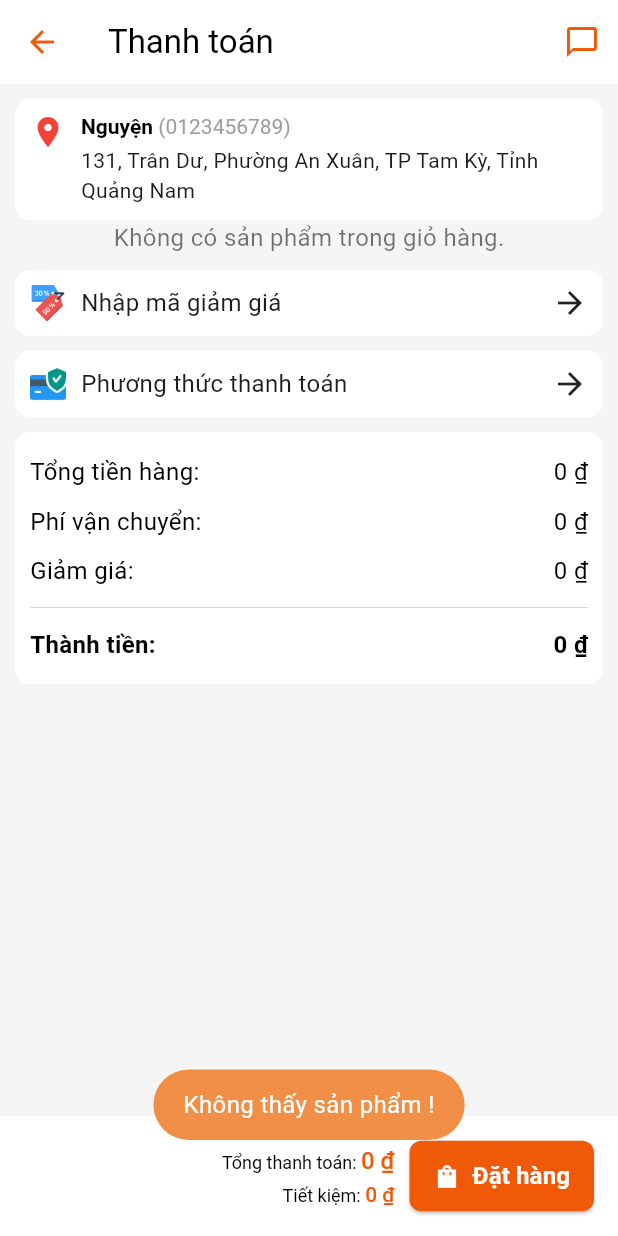
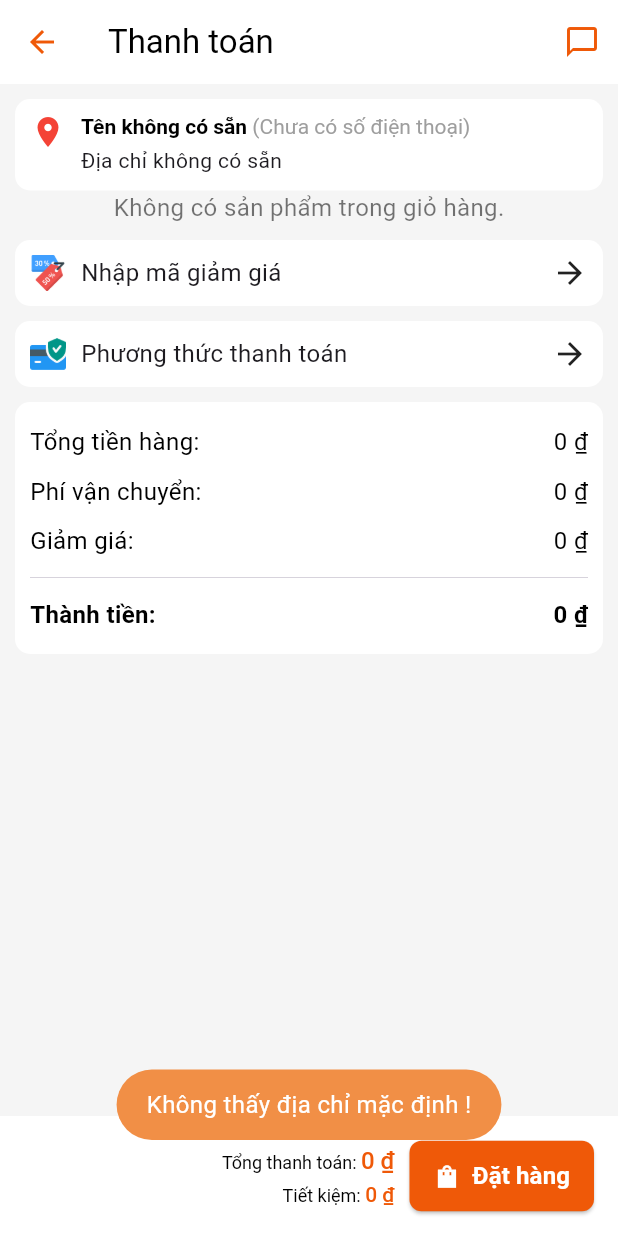
Before and after one commit to nhanlekha/seafood_app, a Flutter app: the CheckoutPage screen opened directly, on a phone screen of 412 x 824 dp. Run offline on Flutter 3.47's test engine with Material 3 defaults, Android fonts, the phone set to English and light mode, and no system bars; our stand-ins replace animate_do, carousel_slider, dio, drift, drift_flutter, easy_localization and 8 more; accounts and stored records are empty; generated files the repository leaves out were written again; network calls fail.

Commit message:
update code...

```diff
--- a/lib/main.dart
+++ b/lib/main.dart
@@ -4,6 +4,7 @@ import 'package:flutter/services.dart';
 import 'package:flutter_bloc/flutter_bloc.dart';
 import 'package:seafood_app/domans/data_source/seafood_api.dart';
 import 'package:seafood_app/domans/repo/cate_repo.dart';
+import 'package:seafood_app/domans/repo/impl/address_personal_repo_impl.dart';
 import 'package:seafood_app/domans/repo/impl/cate_repo_impl.dart';
 import 'package:seafood_app/domans/repo/impl/order_repo_impl.dart';
 import 'package:seafood_app/domans/repo/impl/product_repo_impl.dart';
@@ -51,6 +52,8 @@ class _SeafoodAppState extends State<SeafoodApp> {
   late final CheckoutRepoImpl _checkoutRepo;
   late final OrderRepoImpl _orderRepo;
   late final AuthRepoImpl _authRepo;
+  late final AddressPersonalRepoImpl _addressPersonalRepoImpl;
+
 
   @override
   void initState() {
@@ -58,6 +61,7 @@ class _SeafoodAppState extends State<SeafoodApp> {
     // Initializing
     _db = AppDatabase();
     _cartRepo = CartRepoImpl(_db);
+    _addressPersonalRepoImpl = AddressPersonalRepoImpl();
     _seafoodApi = SeafoodApi();
     _slideRepo = SlideRepoImpl(seafoodApi: _seafoodApi);
     _cateRepo = CateRepoImpl(seafoodApi: _seafoodApi);
@@ -79,6 +83,7 @@ class _SeafoodAppState extends State<SeafoodApp> {
             create: (context) => _checkoutRepo),
         RepositoryProvider<OrderRepoImpl>(create: (context) => _orderRepo),
         RepositoryProvider<AuthRepoImpl>(create: (context) => _authRepo),
+        RepositoryProvider<AddressPersonalRepoImpl>(create: (context) => _addressPersonalRepoImpl),
       ],
       child: const ApplicationRouter(),
     );
--- a/lib/routers/app_route_config.dart
+++ b/lib/routers/app_route_config.dart
@@ -1,5 +1,6 @@
 import 'package:flutter/material.dart';
 import 'package:go_router/go_router.dart';
+import 'package:seafood_app/screens/page/address_screens/add_address_screens.dart';
 import 'package:seafood_app/screens/page/login_screens/login_screens.dart';
 import 'package:seafood_app/screens/page/order_screens/order_detail_screen.dart';
 
@@ -85,6 +86,13 @@ class AppRouter {
           },
         ),
 
+        GoRoute(
+          path: '/address',
+          pageBuilder: (context, state) {
+            return const MaterialPage(child: AddAddressScreens());
+          },
+        ),
+
       ],
       errorPageBuilder: (context, state) {
         // Trang lỗi
--- a/lib/screens/page/check_out_screens/check_out_screens.dart
+++ b/lib/screens/page/check_out_screens/check_out_screens.dart
@@ -12,10 +12,12 @@ import 'package:seafood_app/model/payment_model.dart';
 import 'package:seafood_app/model/shipping_model.dart';
 import 'package:seafood_app/screens/widgets/checkout_card.dart';
 
+import '../../../domans/repo/impl/address_personal_repo_impl.dart';
 import '../../../domans/repo/impl/cart_repo_impl.dart';
 import '../../../main.dart';
 import '../../widgets/toast_widget.dart';
 import '../../widgets/vip_button.dart';
+import '../address_screens/address_screens.dart';
 
 
 class CheckoutPage extends StatefulWidget {
@@ -32,24 +34,44 @@ class _CheckoutPageState extends State<CheckoutPage> {
   double finalAmount = 0;
 
   List<Cart> listCart = [];
+  List<AddressPersonal> listAddress = [];
   late final CartRepoImpl cartRepo;
-
+  late final AddressPersonalRepoImpl addressPersonalRepoImpl;
+  late final ShippingModel shippingModel;
+  late final AddressPersonal addressPersonal;
   @override
   void initState() {
     super.initState();
     cartRepo = context.read<CartRepoImpl>();
+    addressPersonalRepoImpl = context.read<AddressPersonalRepoImpl>();
+    shippingModel = ShippingModel();
     loadProduct();
   }
 
   void loadProduct() async {
     listCart = await cartRepo.getCheckedCarts();
+    listAddress = await addressPersonalRepoImpl.fetchListAddressPersonal(1);
 
     if (listCart.isEmpty) {
       showToast(message: 'Không thấy sản phẩm !');
       context.pushReplacement('/cart');
     }
+    if (listAddress.isEmpty) {
+      showToast(message: 'Không thấy địa chỉ mặc định !');
+      context.pushReplacement('/address');
+    }else{
+      addressPersonal = listAddress.first;
+      shippingModel.shippingName = addressPersonal.shippingName;
+      shippingModel.shippingEmail = addressPersonal.shippingEmail;
+      shippingModel.shippingPhone = 0987654321;
+      shippingModel.shippingAddress = '${addressPersonal.homeNumber}, ${addressPersonal.wardName}, ${addressPersonal.provinceName}, ${addressPersonal.cityName}';
+      shippingModel.shippingNotes = 'Note';
+      shippingModel.shippingSpecialRequirements = 1;
+      shippingModel.shippingReceipt = 0;
+
       totalAmount = await cartRepo.calculateTotalPrice();
       finalAmount = await cartRepo.calculateTotalPrice();
+    }
 
     setState(() {});
   }
@@ -215,19 +237,19 @@ class _CheckoutPageState extends State<CheckoutPage> {
                 crossAxisAlignment: CrossAxisAlignment.start,
                     children: [
                       RichText(
-                    text: const TextSpan(
+                        text: TextSpan(
                           children: [
                             TextSpan(
-                          text: 'Nguyện ',
-                          style: TextStyle(
+                              text: '${shippingModel.shippingName ?? 'Tên không có sẵn'} ', // Use a fallback value if null
+                              style: const TextStyle(
                                 fontSize: 14,
                                 fontWeight: FontWeight.bold,
                                 color: Colors.black, // Màu chữ cho tên
                               ),
                             ),
                             TextSpan(
-                          text: '(0123456789)',
-                          style: TextStyle(
+                              text: '(${shippingModel.shippingPhone ?? 'Chưa có số điện thoại'})', // Use fallback value for phone if null
+                              style: const TextStyle(
                                 fontSize: 14,
                                 color: Colors.grey, // Màu chữ cho số điện thoại
                               ),
@@ -236,9 +258,9 @@ class _CheckoutPageState extends State<CheckoutPage> {
                         ),
                       ),
                       const SizedBox(height: 5),
-                  const Text(
-                    '131, Trân Dư, Phường An Xuân, TP Tam Kỳ, Tỉnh Quảng Nam',
-                    style: TextStyle(fontSize: 14),
+                      Text(
+                        '${shippingModel.shippingAddress ?? 'Địa chỉ không có sẵn'}', // Handle null address
+                        style: const TextStyle(fontSize: 14),
                         overflow: TextOverflow.ellipsis, // Tránh overflow
                         maxLines: 2, // Hiển thị tối đa 2 dòng
                       ),
@@ -367,14 +389,6 @@ class _CheckoutPageState extends State<CheckoutPage> {
     paymentModel.paymentMethod = 4;
     paymentModel.paymentStatus = 0;
 
-    ShippingModel shippingModel = ShippingModel();
-    shippingModel.shippingName = 'Nhan';
-    shippingModel.shippingEmail = 'nhan@gmail.com';
-    shippingModel.shippingPhone = 123;
-    shippingModel.shippingAddress = 'DN';
-    shippingModel.shippingNotes = 'Note';
-    shippingModel.shippingSpecialRequirements = 1;
-    shippingModel.shippingReceipt = 0;
 
     CouponModel couponModel = CouponModel();
 
```
Also changed, not shown: lib/domans/repo/impl/auth_repo_impl.dart (+34 -0 lines), lib/domans/repo/impl/order_repo_impl.dart (+19 -2 lines), lib/screens/page/signup_screens/components/signup_form.dart (+59 -19 lines). Lines whose indentation alone changed are shown as unchanged.
